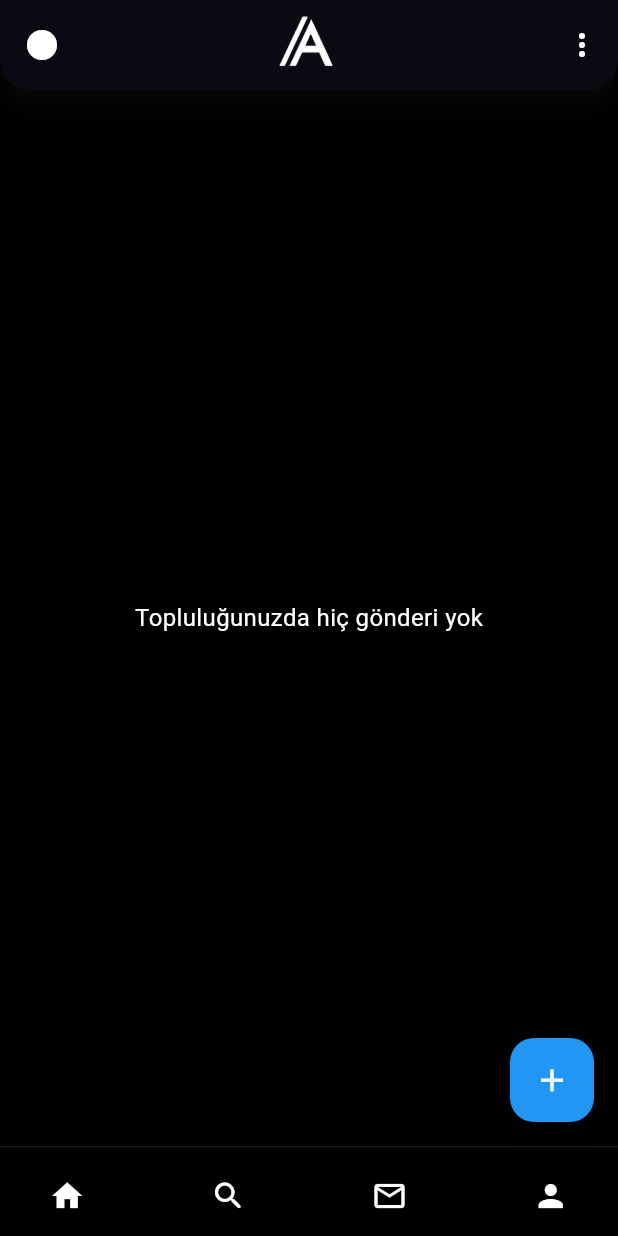
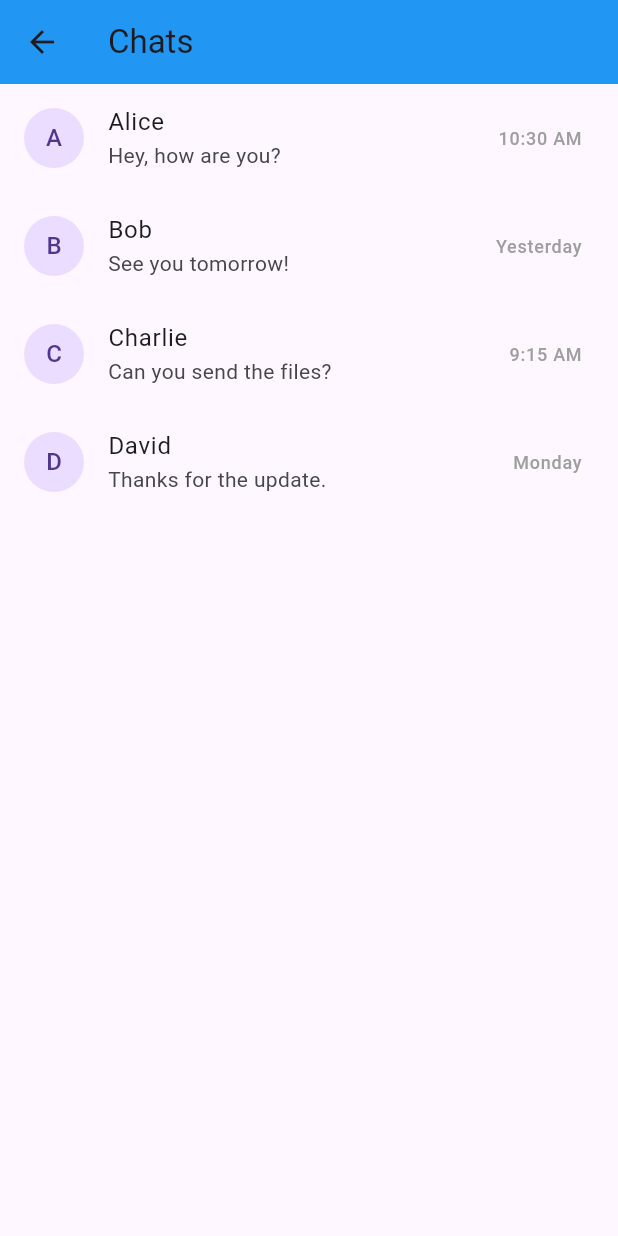
Before and after one commit to emre-kd/agApp, a Flutter app: the Home screen opened by its route, after a tap on the "mail outline" icon, on a phone screen of 412 x 824 dp. Run offline on Flutter 3.47's test engine with Material 3 defaults, Android fonts, the light colour scheme and no system bars; our stand-ins replace file_picker, get, google_fonts, image_picker, shared_preferences; accounts and stored records are empty; network calls fail; Roboto replaces fonts that are missing (Tektur).

Commit message:
chat pages

```diff
--- a/lib/constant.dart
+++ b/lib/constant.dart
@@ -1,7 +1,7 @@
 
 
-const baseURL = 'http://192.168.1.100:8000/api';
-const baseNormalURL = 'http://192.168.1.100:8000';
+const baseURL = 'http://192.168.1.102:8000/api';
+const baseNormalURL = 'http://192.168.1.102:8000';
 
 const loginURL = '$baseURL/login';
 const registerURL = '$baseURL/register';
--- /dev/null
+++ b/lib/screens/chat_list.dart
@@ -0,0 +1,53 @@
+import 'package:agapp/screens/chat.dart';
+import 'package:flutter/material.dart';
+
+// Dummy user data
+final List<Map<String, dynamic>> dummyUsers = [
+  {'name': 'Alice', 'lastMessage': 'Hey, how are you?', 'time': '10:30 AM'},
+  {'name': 'Bob', 'lastMessage': 'See you tomorrow!', 'time': 'Yesterday'},
+  {'name': 'Charlie', 'lastMessage': 'Can you send the files?', 'time': '9:15 AM'},
+  {'name': 'David', 'lastMessage': 'Thanks for the update.', 'time': 'Monday'},
+];
+
+class ChatList extends StatelessWidget {
+  const ChatList({super.key});
+
+  @override
+  Widget build(BuildContext context) {
+    return Scaffold(
+      appBar: AppBar(
+        title: const Text('Chats'),
+        backgroundColor: Colors.blue,
+      ),
+      body: ListView.builder(
+        itemCount: dummyUsers.length,
+        itemBuilder: (context, index) {
+          final user = dummyUsers[index];
+          return ListTile(
+            leading: CircleAvatar(
+              child: Text(user['name'][0]),
+            ),
+            title: Text(user['name']),
+            subtitle: Text(
+              user['lastMessage'],
+              maxLines: 1,
+              overflow: TextOverflow.ellipsis,
+            ),
+            trailing: Text(
+              user['time'],
+              style: const TextStyle(fontSize: 12, color: Colors.grey),
+            ),
+            onTap: () {
+              Navigator.push(
+                context,
+                MaterialPageRoute(
+                  builder: (context) => Chat(userName: user['name']),
+                ),
+              );
+            },
+          );
+        },
+      ),
+    );
+  }
+}
--- a/lib/screens/home.dart
+++ b/lib/screens/home.dart
@@ -3,6 +3,7 @@
 import 'dart:async';
 import 'dart:convert';
 import 'package:agapp/constant.dart';
+import 'package:agapp/screens/chat_list.dart';
 import 'package:agapp/screens/post.dart' show PostWidget;
 import 'package:agapp/screens/search.dart';
 import 'package:flutter/material.dart';
@@ -380,7 +381,12 @@ class _HomeState extends State<Home> {
                       ),
                       SizedBox(width: 40),
                       IconButton(
-                        onPressed: () {},
+                        onPressed: () {
+                          Navigator.push(
+                            context,
+                            MaterialPageRoute(builder: (_) => ChatList()),
+                          );
+                        },
                         icon: Icon(Icons.mail_outline, color: Colors.white),
                       ),
                       SizedBox(width: 40),
```
Also changed, not shown: lib/screens/chat.dart (added, +106 -0 lines).
